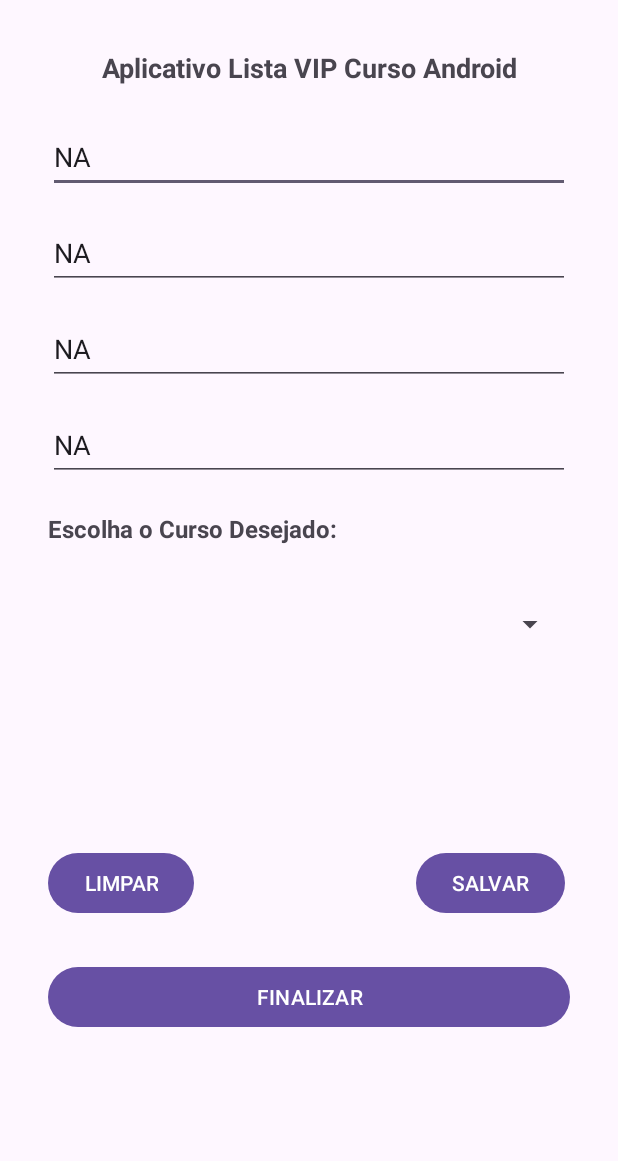
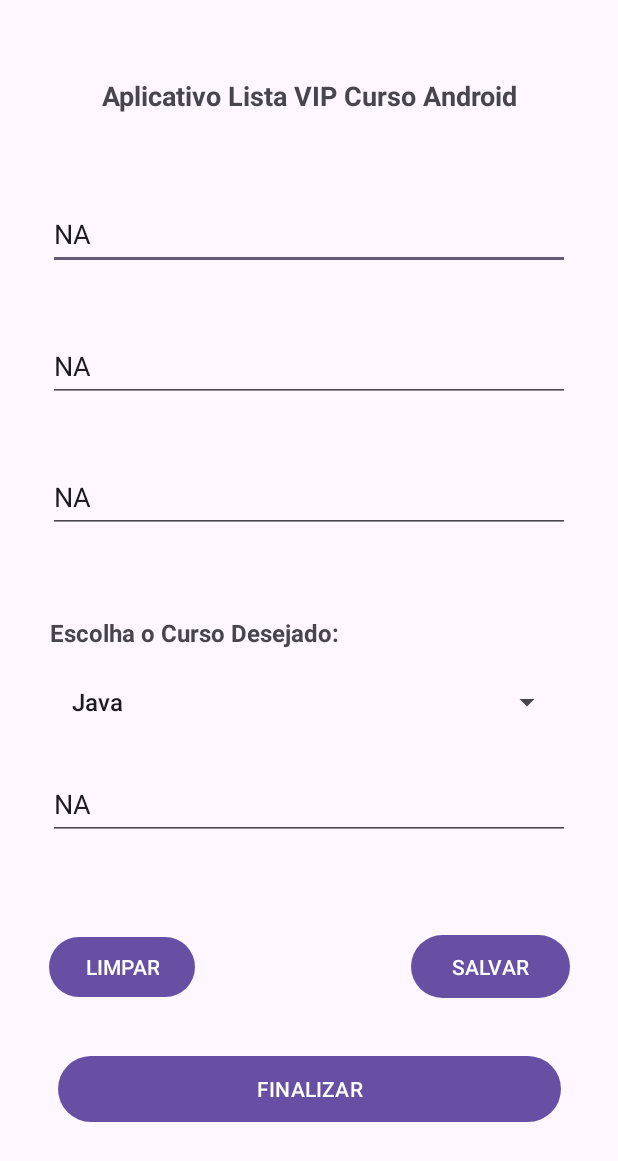
Before and after one commit to Marcio44/AppsAndroid2023, an Android app: the screen it shows after launch (MainActivity), on a phone screen of 412 x 824 dp. Shown: the top 1161 px of the screen. Run offline under Robolectric (Android 15) with nearby library versions, the phone set to English and light mode, and no system bars.

Commit message:
Criado o Adapter para popular o spinner com um método declarado na classe CursoController, utilizando for.

```diff
--- /dev/null
+++ b/AppListaCurso/app/src/main/java/devandroid/silva/AppListaCurso/Controller/CursoController.java
@@ -0,0 +1,44 @@
+package devandroid.silva.AppListaCurso.Controller;
+
+import java.util.ArrayList;
+import java.util.List;
+
+import devandroid.silva.AppListaCurso.Model.Curso;
+
+public class CursoController {
+
+    private List listCurso;
+
+    public List getListaCurso(){
+
+        listCurso = new ArrayList<Curso>();
+
+        listCurso.add(new Curso("Java"));
+        listCurso.add(new Curso("Android"));
+        listCurso.add(new Curso("Kotlin"));
+        listCurso.add(new Curso("PHP"));
+        listCurso.add(new Curso("HTML"));
+        listCurso.add(new Curso("Java Script"));
+        listCurso.add(new Curso("Python"));
+        listCurso.add(new Curso("IOS"));
+
+
+        return listCurso;
+
+    }
+
+    public ArrayList<String> dadosParaSpinner(){
+
+        ArrayList<String> cursos = new ArrayList<>();
+
+        for (int i = 0; i < getListaCurso().size(); i++) {
+
+            Curso curso = (Curso) getListaCurso().get(i);
+            cursos.add(curso.getNomeDoCursoDesejado());
+
+        }
+
+
+        return cursos;
+    }
+}
--- /dev/null
+++ b/AppListaCurso/app/src/main/java/devandroid/silva/AppListaCurso/Model/Curso.java
@@ -0,0 +1,19 @@
+package devandroid.silva.AppListaCurso.Model;
+
+public class Curso {
+
+    private String nomeDoCursoDesejado;
+
+    public Curso(String nomeDoCursoDesejado) {
+        this.nomeDoCursoDesejado = nomeDoCursoDesejado;
+    }
+
+
+    public String getNomeDoCursoDesejado() {
+        return nomeDoCursoDesejado;
+    }
+
+    public void setNomeDoCursoDesejado(String nomeDoCursoDesejado) {
+        this.nomeDoCursoDesejado = nomeDoCursoDesejado;
+    }
+}
--- a/AppListaCurso/app/src/main/java/devandroid/silva/AppListaCurso/View/MainActivity.java
+++ b/AppListaCurso/app/src/main/java/devandroid/silva/AppListaCurso/View/MainActivity.java
@@ -6,21 +6,29 @@ import android.content.SharedPreferences;
 import android.os.Bundle;
 import android.util.Log;
 import android.view.View;
+import android.widget.ArrayAdapter;
 import android.widget.Button;
 import android.widget.EditText;
+import android.widget.Spinner;
 import android.widget.Toast;
 
+import java.util.List;
+
+import devandroid.silva.AppListaCurso.Controller.CursoController;
 import devandroid.silva.AppListaCurso.Controller.PessoaController;
+import devandroid.silva.AppListaCurso.Model.Curso;
 import devandroid.silva.AppListaCurso.Model.Pessoa;
 import devandroid.silva.AppListaCurso.R;
 
 public class MainActivity extends AppCompatActivity {
 
     PessoaController controller;
-
+    CursoController cursoController;
     Pessoa pessoa;
     String dadosPessoa;
     String dadosOutraPessoa;
+
+    List<String> listaCurso;
 
     EditText editPrimeiroNome;
     EditText editSobreNome;
@@ -31,6 +39,8 @@ public class MainActivity extends AppCompatActivity {
     Button btnSalvar;
     Button btnFinalizar;
 
+    Spinner spinner;
+
     @Override
     protected void onCreate(Bundle savedInstanceState) {
         super.onCreate(savedInstanceState);
@@ -40,6 +50,9 @@ public class MainActivity extends AppCompatActivity {
         controller = new PessoaController(MainActivity.this);
         controller.buscarPessoa(pessoa);
 
+        cursoController = new CursoController();
+        listaCurso = cursoController.dadosParaSpinner();
+
         editPrimeiroNome = findViewById(R.id.editPrimeiroNome);
         editSobreNome = findViewById(R.id.editSobreNome);
         editNomeCurso = findViewById(R.id.editNomeCurso);
@@ -48,11 +61,18 @@ public class MainActivity extends AppCompatActivity {
         btnLimpar = findViewById(R.id.btnLimpar);
         btnSalvar = findViewById(R.id.btnSalvar);
         btnFinalizar = findViewById(R.id.btnFinalizar);
+        spinner = findViewById(R.id.spinner);
 
         editPrimeiroNome.setText(pessoa.getPrimeiroNome());
         editSobreNome.setText(pessoa.getSobreNome());
         editNomeCurso.setText(pessoa.getCursoDesejado());
         editTelefoneContato.setText(pessoa.getTelefoneContato());
+
+
+        ArrayAdapter<String> adapter = new ArrayAdapter<>(this, android.R.layout.simple_list_item_1,
+                cursoController.dadosParaSpinner());
+        adapter.setDropDownViewResource(android.R.layout.simple_list_item_1);
+        spinner.setAdapter(adapter);
 
         btnLimpar.setOnClickListener(new View.OnClickListener() {
             @Override
--- a/AppListaCurso/app/src/main/res/layout/activity_main.xml
+++ b/AppListaCurso/app/src/main/res/layout/activity_main.xml
@@ -11,28 +11,35 @@
         android:id="@+id/textTitulo"
         android:layout_width="347dp"
         android:layout_height="32dp"
+        android:layout_marginStart="16dp"
+        android:layout_marginTop="16dp"
+        android:layout_marginEnd="16dp"
+        android:layout_marginBottom="29dp"
         android:text="@string/txt_titulo_app"
         android:textAlignment="center"
         android:textSize="18sp"
         android:textStyle="bold"
-        app:layout_constraintBottom_toBottomOf="parent"
+        app:layout_constraintBottom_toTopOf="@+id/editPrimeiroNome"
         app:layout_constraintEnd_toEndOf="parent"
         app:layout_constraintStart_toStartOf="parent"
-        app:layout_constraintTop_toTopOf="parent"
-        app:layout_constraintVertical_bias="0.022" />
+        app:layout_constraintTop_toTopOf="parent" />
 
     <EditText
         android:id="@+id/editPrimeiroNome"
         android:layout_width="match_parent"
         android:layout_height="wrap_content"
-        android:layout_margin="16dp"
+        android:layout_marginStart="16dp"
+        android:layout_marginEnd="16dp"
+        android:layout_marginBottom="10dp"
         android:autofillHints=""
         android:ems="10"
         android:hint="@string/txt_hint_primeiro_nome"
         android:inputType="text"
         android:minHeight="48dp"
         android:textColorHint="#8D6E63"
+        app:layout_constraintBottom_toTopOf="@+id/editSobreNome"
         app:layout_constraintEnd_toEndOf="parent"
+        app:layout_constraintHorizontal_bias="1.0"
         app:layout_constraintStart_toStartOf="parent"
         app:layout_constraintTop_toBottomOf="@+id/textTitulo" />
 
@@ -40,14 +47,19 @@
         android:id="@+id/editSobreNome"
         android:layout_width="match_parent"
         android:layout_height="wrap_content"
-        android:layout_margin="16dp"
+        android:layout_marginStart="16dp"
+        android:layout_marginTop="10dp"
+        android:layout_marginEnd="16dp"
+        android:layout_marginBottom="10dp"
         android:autofillHints=""
         android:ems="10"
         android:hint="@string/txt_hint_sobrenome"
         android:inputType="text"
         android:minHeight="48dp"
         android:textColorHint="#8D6E63"
+        app:layout_constraintBottom_toTopOf="@+id/editTelefoneContato"
         app:layout_constraintEnd_toEndOf="parent"
+        app:layout_constraintHorizontal_bias="1.0"
         app:layout_constraintStart_toStartOf="parent"
         app:layout_constraintTop_toBottomOf="@+id/editPrimeiroNome" />
 
@@ -55,98 +67,98 @@
         android:id="@+id/editNomeCurso"
         android:layout_width="match_parent"
         android:layout_height="wrap_content"
-        android:layout_margin="16dp"
+        android:layout_marginStart="16dp"
+        android:layout_marginEnd="16dp"
+        android:layout_marginBottom="140dp"
         android:autofillHints=""
         android:ems="10"
         android:hint="@string/txt_nome_do_curso"
         android:inputType="text"
         android:minHeight="48dp"
         android:textColorHint="#8D6E63"
+        app:layout_constraintBottom_toTopOf="@+id/btnFinalizar"
         app:layout_constraintEnd_toEndOf="parent"
-        app:layout_constraintStart_toStartOf="parent"
-        app:layout_constraintTop_toBottomOf="@+id/editSobreNome" />
+        app:layout_constraintHorizontal_bias="1.0"
+        app:layout_constraintStart_toStartOf="parent" />
 
     <EditText
         android:id="@+id/editTelefoneContato"
         android:layout_width="match_parent"
         android:layout_height="wrap_content"
-        android:layout_margin="16dp"
-        android:layout_marginTop="128dp"
+        android:layout_marginStart="16dp"
+        android:layout_marginTop="10dp"
+        android:layout_marginEnd="16dp"
+        android:layout_marginBottom="36dp"
         android:autofillHints=""
         android:ems="10"
         android:hint="@string/txt_telefone_contato"
         android:inputType="text"
         android:minHeight="48dp"
         android:textColorHint="#8D6E63"
+        app:layout_constraintBottom_toTopOf="@+id/textListaSpinner"
         app:layout_constraintEnd_toEndOf="parent"
+        app:layout_constraintHorizontal_bias="1.0"
         app:layout_constraintStart_toStartOf="parent"
-        app:layout_constraintTop_toBottomOf="@+id/editNomeCurso" />
+        app:layout_constraintTop_toBottomOf="@+id/editSobreNome" />
 
     <TextView
         android:id="@+id/textListaSpinner"
-        android:layout_width="195dp"
-        android:layout_height="26dp"
-        android:layout_marginStart="16dp"
-        android:layout_marginEnd="16dp"
+        android:layout_width="219dp"
+        android:layout_height="25dp"
+        android:layout_marginBottom="8dp"
         android:text="@string/textEscolha"
         android:textAlignment="viewStart"
         android:textSize="16sp"
         android:textStyle="bold"
-        app:layout_constraintBottom_toTopOf="@+id/btnLimpar"
+        app:layout_constraintBottom_toTopOf="@+id/spinner"
         app:layout_constraintEnd_toEndOf="parent"
-        app:layout_constraintHorizontal_bias="0.0"
-        app:layout_constraintStart_toStartOf="parent"
-        app:layout_constraintTop_toBottomOf="@+id/editTelefoneContato"
-        app:layout_constraintVertical_bias="0.096" />
+        app:layout_constraintHorizontal_bias="0.106"
+        app:layout_constraintStart_toStartOf="parent" />
 
     <Spinner
         android:id="@+id/spinner"
-        android:layout_width="345dp"
+        android:layout_width="343dp"
         android:layout_height="48dp"
-        android:layout_marginStart="16dp"
-        app:layout_constraintBottom_toTopOf="@+id/btnFinalizar"
+        android:layout_marginBottom="20dp"
+        app:layout_constraintBottom_toTopOf="@+id/editNomeCurso"
         app:layout_constraintEnd_toEndOf="parent"
-        app:layout_constraintHorizontal_bias="0.0"
-        app:layout_constraintStart_toStartOf="parent"
-        app:layout_constraintTop_toBottomOf="@+id/textListaSpinner"
-        app:layout_constraintVertical_bias="0.11" />
+        app:layout_constraintHorizontal_bias="0.444"
+        app:layout_constraintStart_toStartOf="parent" />
 
     <Button
         android:id="@+id/btnLimpar"
         android:layout_width="wrap_content"
         android:layout_height="wrap_content"
-        android:layout_marginStart="16dp"
-        android:layout_marginBottom="28dp"
         android:text="@string/btn_limpar"
         app:layout_constraintBottom_toTopOf="@+id/btnFinalizar"
-        app:layout_constraintStart_toStartOf="parent" />
+        app:layout_constraintEnd_toStartOf="@+id/btnSalvar"
+        app:layout_constraintHorizontal_bias="0.105"
+        app:layout_constraintStart_toStartOf="parent"
+        app:layout_constraintTop_toBottomOf="@+id/editNomeCurso"
+        app:layout_constraintVertical_bias="0.661" />
 
     <Button
         android:id="@+id/btnSalvar"
-        android:layout_width="wrap_content"
-        android:layout_height="wrap_content"
-        android:layout_marginStart="148dp"
-        android:layout_marginBottom="28dp"
+        android:layout_width="106dp"
+        android:layout_height="50dp"
+        android:layout_marginEnd="16dp"
         android:text="@string/btn_salvar"
         app:layout_constraintBottom_toTopOf="@+id/btnFinalizar"
         app:layout_constraintEnd_toEndOf="parent"
-        app:layout_constraintHorizontal_bias="0.0"
-        app:layout_constraintStart_toEndOf="@+id/btnLimpar" />
+        app:layout_constraintTop_toBottomOf="@+id/editNomeCurso"
+        app:layout_constraintVertical_bias="0.661" />
 
     <Button
         android:id="@+id/btnFinalizar"
-        android:layout_width="match_parent"
-        android:layout_height="wrap_content"
+        android:layout_width="335dp"
+        android:layout_height="52dp"
         android:layout_marginStart="16dp"
         android:layout_marginEnd="16dp"
+        android:layout_marginBottom="56dp"
         android:text="@string/btn_finalizar"
         app:layout_constraintBottom_toBottomOf="parent"
         app:layout_constraintEnd_toEndOf="parent"
-        app:layout_constraintHorizontal_bias="0.0"
-        app:layout_constraintStart_toStartOf="parent"
-        app:layout_constraintTop_toBottomOf="@+id/editTelefoneContato"
-        app:layout_constraintVertical_bias="0.729" />
-
+        app:layout_constraintStart_toStartOf="parent" />
 
 
 </androidx.constraintlayout.widget.ConstraintLayout>
```
